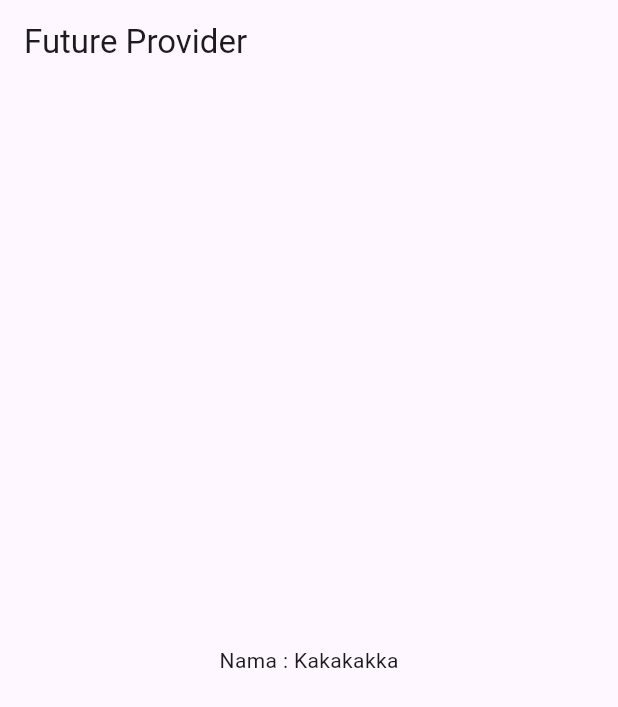
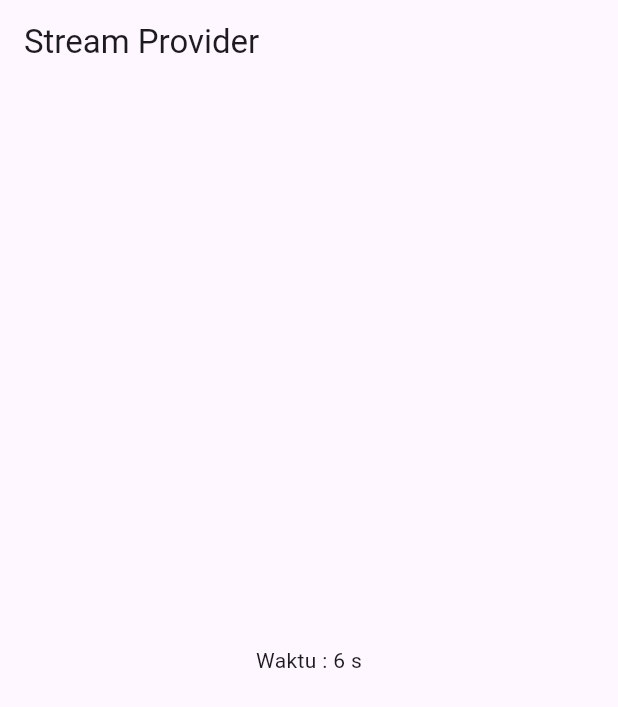
Before and after one commit to rizkyadde23/belajar_flutter, a Flutter app: the screen it shows after launch, on a phone screen of 412 x 824 dp. Shown: the top 707 px of the screen. Run offline on Flutter 3.47's test engine with Material 3 defaults, Android fonts, the phone set to English and light mode, and no system bars; our stand-ins replace flutter_riverpod.

Commit message:
Stream Provider App

```diff
--- a/lib/main.dart
+++ b/lib/main.dart
@@ -1,12 +1,11 @@
 import 'package:flutter/material.dart';
 import 'package:flutter_riverpod/flutter_riverpod.dart';
-import 'pages/future_provider.dart';
+import 'pages/stream_provider.dart';
 
-final namaProvider = FutureProvider<String>((ref) async {
-  await Future.delayed(Duration(seconds: 2));
-  return "Kakakakka";
-});
-
+final timeProvider = StreamProvider<int>((ref){
+  return Stream.periodic(Duration(seconds: 1),(count) => count);
+})
+;
 void main() {
   runApp(
     ProviderScope(child: MyApp())
@@ -19,7 +18,7 @@ class MyApp extends StatelessWidget {
     return MaterialApp(
       title: "StateFull Widget",
       debugShowCheckedModeBanner: false,
-      home: FutureProviderPage(),
+      home: StreamProviderPage(),
     );
   }
 }
--- a/lib/pages/future_provider.dart
+++ /dev/null
@@ -1,20 +0,0 @@
-import 'package:belajar/main.dart';
-import 'package:flutter/material.dart';
-import 'package:flutter_riverpod/flutter_riverpod.dart';
-
-class FutureProviderPage extends ConsumerWidget{
-  const FutureProviderPage ({super.key});
-  @override
-  Widget build(BuildContext context, WidgetRef ref) {
-    final namaAsync = ref.watch(namaProvider);
-    return Scaffold(
-      appBar: AppBar(title: Text("Future Provider"),),
-      body: Center(
-        child: namaAsync.when(
-          data: (data)=> Text("Nama : $data"),
-          error: (err, _) => Text("Error"),
-          loading: ()=> CircularProgressIndicator()),
-      ),
-    );
-  }
-}
--- /dev/null
+++ b/lib/pages/stream_provider.dart
@@ -0,0 +1,20 @@
+import 'package:belajar/main.dart';
+import 'package:flutter/material.dart';
+import 'package:flutter_riverpod/flutter_riverpod.dart';
+
+class StreamProviderPage extends ConsumerWidget{
+  const StreamProviderPage ({super.key});
+  @override
+  Widget build(BuildContext context, WidgetRef ref) {
+    final waktu = ref.watch(timeProvider);
+    return Scaffold(
+      appBar: AppBar(title: Text("Stream Provider"),),
+      body: Center(
+        child: waktu.when(
+          data: (data)=> Text("Waktu : $data s"),
+          error: (err, _) => Text("Error : $err"),
+          loading: ()=> CircularProgressIndicator()),
+      ),
+    );
+  }
+}
```
